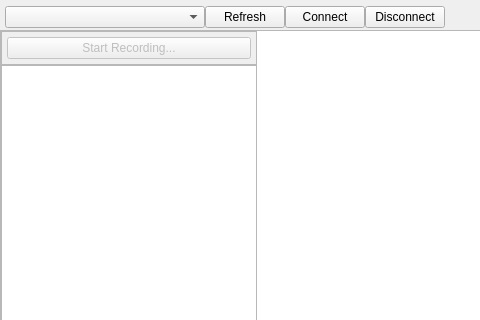
Old version of the form main.ui in the repository FieryRMS/AndroidAutoClicker; both pictures show x 0 to 480 and y 0 to 320 of the 800 by 600 pixel window.
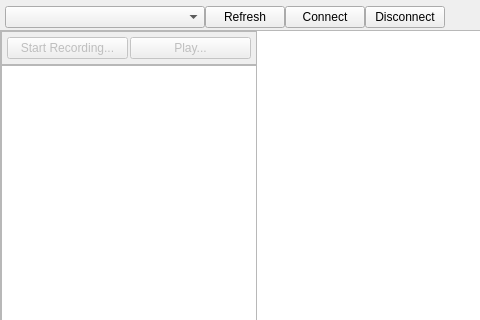
New version of the form.

Commit message: integrate disconnect listener

What changed in the file:
```diff
--- a/main.ui
+++ b/main.ui
@@ -219,6 +219,16 @@
                </property>
               </widget>
              </item>
+             <item>
+              <widget class="QPushButton" name="PlayButton">
+               <property name="enabled">
+                <bool>false</bool>
+               </property>
+               <property name="text">
+                <string>Play...</string>
+               </property>
+              </widget>
+             </item>
             </layout>
            </widget>
           </item>
```
Left out of the diff: 6 changed lines with no effect on the pictures. The commit also changes 1 other file.
